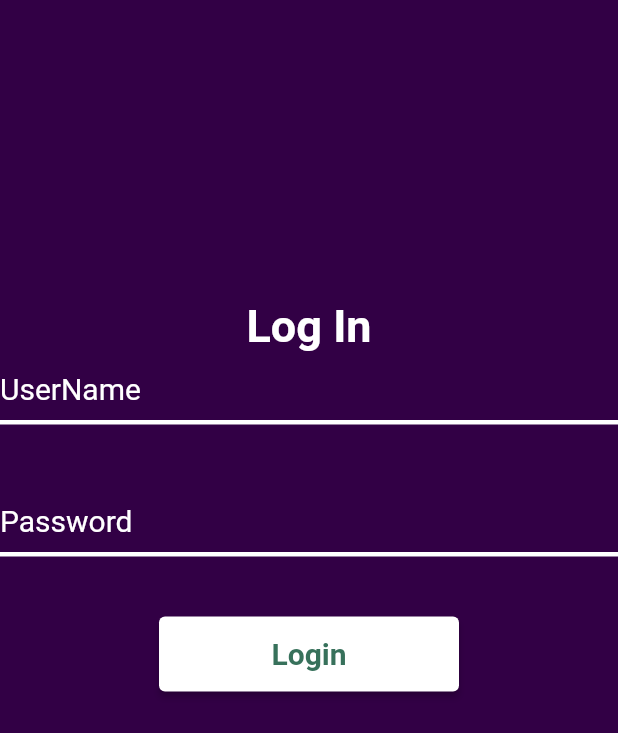
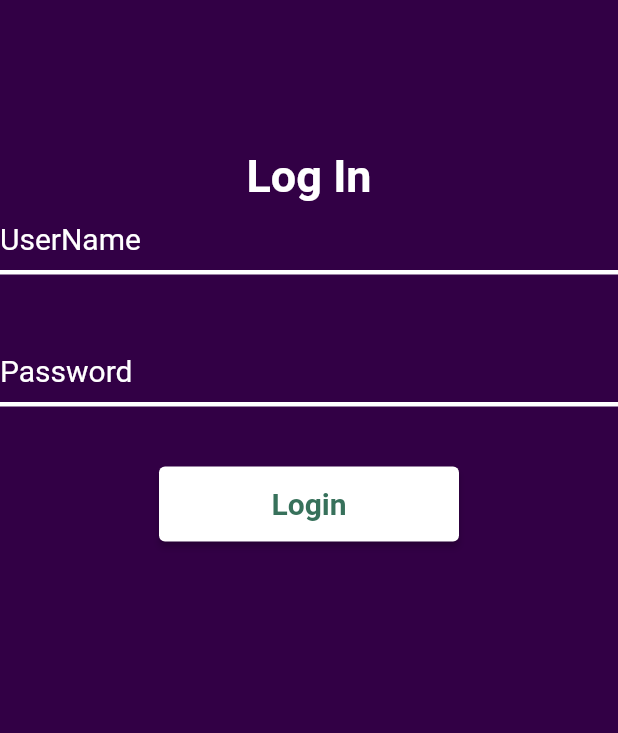
Before and after one commit to Francoise02/sdg_goals, a Flutter app: the screen it shows after launch, after a tap on "Login", on a phone screen of 412 x 824 dp. Shown: the top 733 px of the screen. Run offline on Flutter 3.47's test engine with Material 2 defaults, Android fonts, the phone set to English and light mode, and no system bars.

Commit message:
Finally merged Clare Stuff

```diff
--- a/sdg_goals/lib/auth/login.dart
+++ b/sdg_goals/lib/auth/login.dart
@@ -1,5 +1,5 @@
 import 'package:flutter/material.dart';
-import 'SignUp.dart';
+import '../Homepage.dart';
 
 class Login extends StatefulWidget {
   const Login({super.key});
@@ -36,7 +36,7 @@ class LoginState extends State<Login> {
             width: width,
             height: height,
             child: Container(
-              margin: const EdgeInsets.fromLTRB(0, 200, 0, 0),
+              margin: const EdgeInsets.fromLTRB(0, 100, 0, 0),
               child: Form(
                 key: _formKey,
                 child: Column(
@@ -91,7 +91,7 @@ class LoginState extends State<Login> {
                             Navigator.push(
                               context,
                               MaterialPageRoute(
-                                builder: (context) => const SignUp(),
+                                builder: (context) => Homepage(),
                               ),
                             );
                           }
--- a/sdg_goals/pubspec.yaml
+++ b/sdg_goals/pubspec.yaml
@@ -60,10 +60,10 @@ flutter:
   # To add assets to your application, add an assets section, like this:
   assets:
     - assets/images/
+    - assets/image2.png
   #   - images/a_dot_ham.jpeg
 
-  assets:
-    - assets/image2.png
+  # assets:
 
   # An image asset can refer to one or more resolution-specific "variants", see
   # https://flutter.dev/assets-and-images/#resolution-aware
```
Also changed, not shown: sdg_goals/pubspec.lock.
